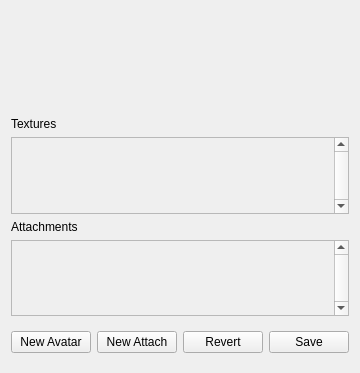
The window that bin/data/ui/avatareditor.ui (realXtend/tundra) describes before a commit, drawn with Qt 5.
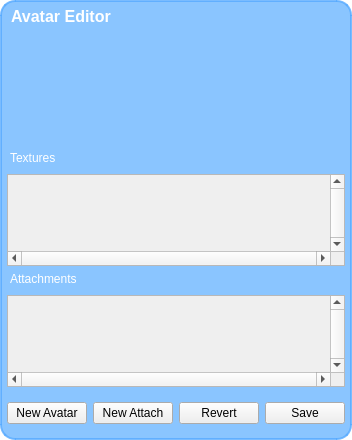
The same window after the commit.

Commit message: Initial version of avatar editor internal canvas mode. Has clipping bugs, though.

```diff
--- a/bin/data/ui/avatareditor.ui
+++ b/bin/data/ui/avatareditor.ui
@@ -1,16 +1,77 @@
 <?xml version="1.0" encoding="UTF-8"?>
 <ui version="4.0">
- <class>Form</class>
- <widget class="QWidget" name="Form">
+ <class>AvatarEditor</class>
+ <widget class="QWidget" name="AvatarEditor">
   <property name="geometry">
    <rect>
     <x>0</x>
     <y>0</y>
-    <width>336</width>
-    <height>373</height>
+    <width>340</width>
+    <height>440</height>
    </rect>
+  </property>
+  <property name="styleSheet">
+   <string>/* Containers */
+
+QWidget#AvatarEditor {
+	background-color: rgba(255, 255, 255, 0);
+}
+
+QFrame#MainFrame {
+	background-color: rgba(85, 170, 255, 175);
+	border: 2px solid rgba(85, 170, 255, 200);
+	padding: 5px;
+	border-radius:15px;
+}
+
+</string>
+  </property>
+  <layout class="QHBoxLayout" name="horizontalLayout">
+   <property name="spacing">
+    <number>0</number>
+   </property>
+   <property name="margin">
+    <number>0</number>
+   </property>
+   <item>
+    <widget class="QFrame" name="MainFrame">
+     <property name="frameShape">
+      <enum>QFrame::StyledPanel</enum>
+     </property>
+     <property name="frameShadow">
+      <enum>QFrame::Raised</enum>
   </property>
   <layout class="QVBoxLayout" name="verticalLayout">
+      <property name="margin">
+       <number>0</number>
+      </property>
+      <item>
+       <widget class="QLabel" name="label">
+        <property name="sizePolicy">
+         <sizepolicy hsizetype="Maximum" vsizetype="Maximum">
+          <horstretch>0</horstretch>
+          <verstretch>0</verstretch>
+         </sizepolicy>
+        </property>
+        <property name="font">
+         <font>
+          <pointsize>12</pointsize>
+          <weight>75</weight>
+          <bold>true</bold>
+         </font>
+        </property>
+        <property name="styleSheet">
+         <string>
+            color: rgb(255, 255, 255);
+            padding-bottom: 3px;
+            background-color: rgba(255, 255, 255, 0);
+          </string>
+        </property>
+        <property name="text">
+         <string>Avatar Editor</string>
+        </property>
+       </widget>
+      </item>
    <item>
     <widget class="QWidget" name="panel_appearance" native="true">
      <property name="sizePolicy">
@@ -22,7 +83,7 @@
      <property name="minimumSize">
       <size>
        <width>0</width>
-       <height>100</height>
+          <height>110</height>
       </size>
      </property>
     </widget>
@@ -35,6 +96,13 @@
        <verstretch>0</verstretch>
       </sizepolicy>
      </property>
+        <property name="styleSheet">
+         <string>
+            color: rgb(255, 255, 255);
+            padding-bottom: 3px;
+            background-color: rgba(255, 255, 255, 0);
+          </string>
+        </property>
      <property name="text">
       <string>Textures</string>
      </property>
@@ -58,7 +126,7 @@
       <enum>Qt::ScrollBarAlwaysOn</enum>
      </property>
      <property name="horizontalScrollBarPolicy">
-      <enum>Qt::ScrollBarAlwaysOff</enum>
+         <enum>Qt::ScrollBarAlwaysOn</enum>
      </property>
      <property name="widgetResizable">
       <bool>false</bool>
@@ -98,6 +166,13 @@
        <verstretch>0</verstretch>
       </sizepolicy>
      </property>
+        <property name="styleSheet">
+         <string>
+            color: rgb(255, 255, 255);
+            padding-bottom: 3px;
+            background-color: rgba(255, 255, 255, 0);
+          </string>
+        </property>
      <property name="text">
       <string>Attachments</string>
      </property>
@@ -115,7 +190,7 @@
       <enum>Qt::ScrollBarAlwaysOn</enum>
      </property>
      <property name="horizontalScrollBarPolicy">
-      <enum>Qt::ScrollBarAlwaysOff</enum>
+         <enum>Qt::ScrollBarAlwaysOn</enum>
      </property>
      <property name="widgetResizable">
       <bool>false</bool>
@@ -182,6 +257,9 @@
         <property name="text">
          <string>Save</string>
         </property>
+          </widget>
+         </item>
+        </layout>
        </widget>
       </item>
      </layout>
```
Lines whose indentation alone changed are shown as unchanged. The commit also changes 1 other file.
